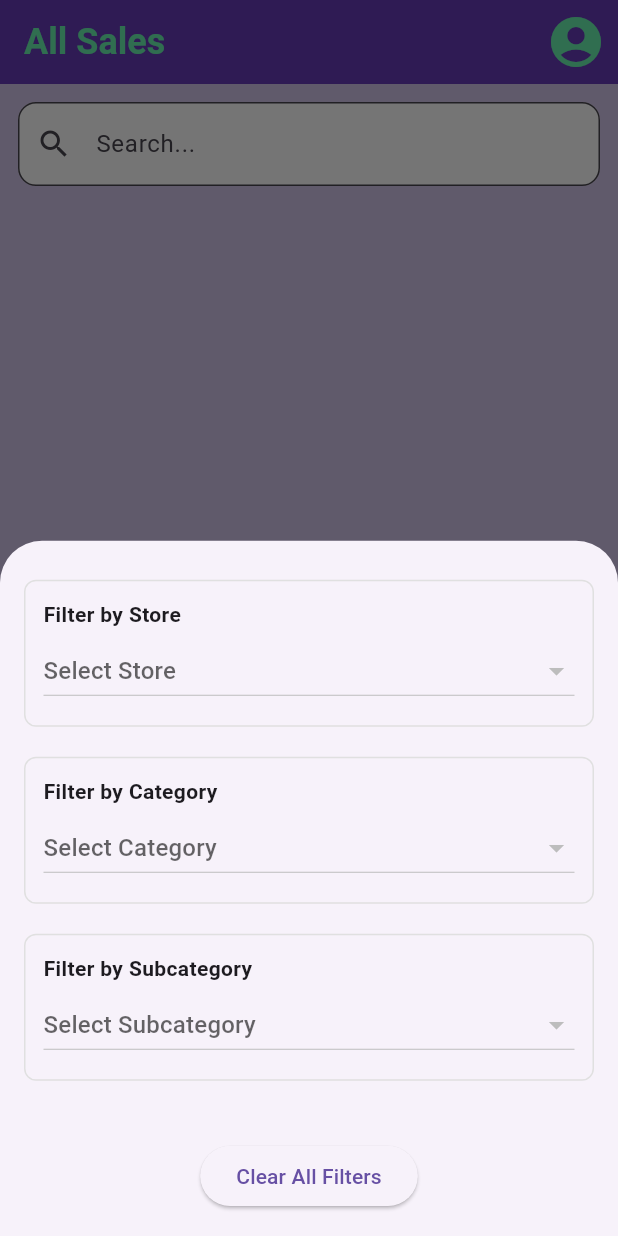
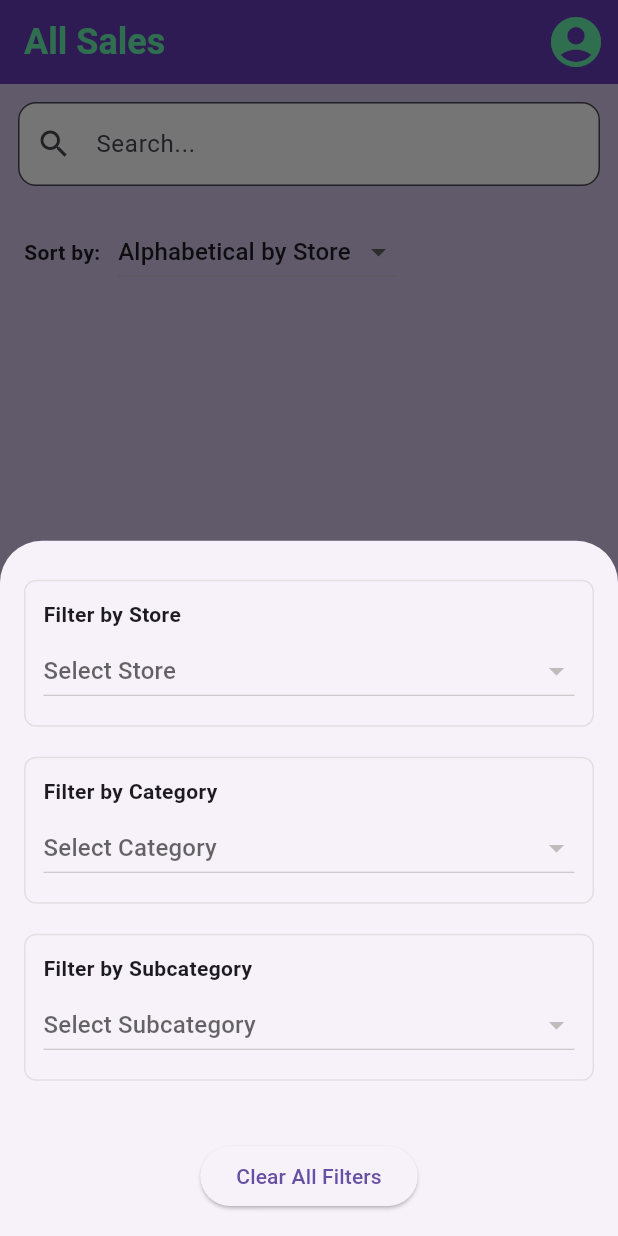
Before and after one commit to ZenKrow11/salesappMVP-1.1, a Flutter app: the screen it shows once a user with an empty profile is signed in, after a tap on the "filter alt" icon, on a phone screen of 412 x 824 dp. Run offline on Flutter 3.47's test engine with Material 3 defaults, Android fonts, the phone set to English and light mode, and no system bars; our stand-ins replace cloud_firestore, firebase_auth, firebase_core, flutter_riverpod, google_sign_in, hive and 1 more; accounts and stored records are empty.

Commit message:
Re-added the sorting filter. Now this is a propert v1.0 agaon.

```diff
--- a/lib/pages/home_page.dart
+++ b/lib/pages/home_page.dart
@@ -5,22 +5,57 @@ import '../filters/filter_sheet.dart';
 import '../providers/product_provider.dart';
 import '../search/search_bar.dart';
 import '../providers/filtered_product_provider.dart';
-
-
+import '../providers/sort_provider.dart'; // <-- Make sure this import exists
 
 class HomePage extends ConsumerWidget {
   const HomePage({super.key});
 
   @override
   Widget build(BuildContext context, WidgetRef ref) {
-    // Watch filtered products as AsyncValue<List<Product>>
     final filteredProductsAsync = ref.watch(filteredProductsProvider);
+    final sortOption = ref.watch(sortOptionProvider);
+    final sortNotifier = ref.read(sortOptionProvider.notifier);
 
     return Scaffold(
       backgroundColor: Colors.deepPurple[100],
       body: Column(
         children: [
           const SearchBarWidget(),
+          Padding(
+            padding: const EdgeInsets.symmetric(horizontal: 16.0, vertical: 8.0),
+            child: Row(
+              children: [
+                const Text('Sort by: ', style: TextStyle(fontWeight: FontWeight.bold)),
+                const SizedBox(width: 8),
+                DropdownButton<SortOption>(
+                  value: sortOption,
+                  onChanged: (value) {
+                    if (value != null) {
+                      sortNotifier.state = value;
+                    }
+                  },
+                  items: const [
+                    DropdownMenuItem(
+                      value: SortOption.alphabeticalStore,
+                      child: Text('Alphabetical by Store'),
+                    ),
+                    DropdownMenuItem(
+                      value: SortOption.alphabetical,
+                      child: Text('Alphabetical'),
+                    ),
+                    DropdownMenuItem(
+                      value: SortOption.priceLowToHigh,
+                      child: Text('Price: Low → High'),
+                    ),
+                    DropdownMenuItem(
+                      value: SortOption.discountHighToLow,
+                      child: Text('Discount: High → Low'),
+                    ),
+                  ],
+                ),
+              ],
+            ),
+          ),
           Expanded(
             child: filteredProductsAsync.when(
               data: (products) {
--- a/lib/providers/filtered_product_provider.dart
+++ b/lib/providers/filtered_product_provider.dart
@@ -3,6 +3,7 @@ import 'product_provider.dart';
 import 'filter_providers.dart';
 import '../search/search_state.dart';
 import '../models/product.dart';
+import 'sort_provider.dart';
 
 final filteredProductsProvider = Provider<AsyncValue<List<Product>>>((ref) {
   final productsAsync = ref.watch(productsProvider);
@@ -10,6 +11,8 @@ final filteredProductsProvider = Provider<AsyncValue<List<Product>>>((ref) {
   final selectedCategory = ref.watch(categoryFilterProvider);
   final selectedSubcategory = ref.watch(subcategoryFilterProvider);
   final searchQuery = ref.watch(searchQueryProvider).trim().toLowerCase();
+  final sortOption = ref.watch(sortOptionProvider);
+
 
   return productsAsync.when(
     data: (products) {
@@ -36,6 +39,22 @@ final filteredProductsProvider = Provider<AsyncValue<List<Product>>>((ref) {
             .toList();
       }
 
+      // Apply sorting
+      switch (sortOption) {
+        case SortOption.alphabeticalStore:
+          filtered.sort((a, b) => a.store.compareTo(b.store));
+          break;
+        case SortOption.alphabetical:
+          filtered.sort((a, b) => a.name.compareTo(b.name));
+          break;
+        case SortOption.priceLowToHigh:
+          filtered.sort((a, b) => a.currentPrice.compareTo(b.currentPrice));
+          break;
+        case SortOption.discountHighToLow:
+          filtered.sort((a, b) => b.discountPercentage.compareTo(a.discountPercentage));
+          break;
+      }
+
       return AsyncValue.data(filtered);
     },
     loading: () => const AsyncValue.loading(),
--- /dev/null
+++ b/lib/providers/sort_provider.dart
@@ -0,0 +1,12 @@
+import 'package:flutter_riverpod/flutter_riverpod.dart';
+
+enum SortOption {
+  alphabeticalStore,
+  alphabetical,
+  priceLowToHigh,
+  discountHighToLow,
+}
+
+final sortOptionProvider = StateProvider<SortOption>((ref) {
+  return SortOption.alphabeticalStore;
+});
```
